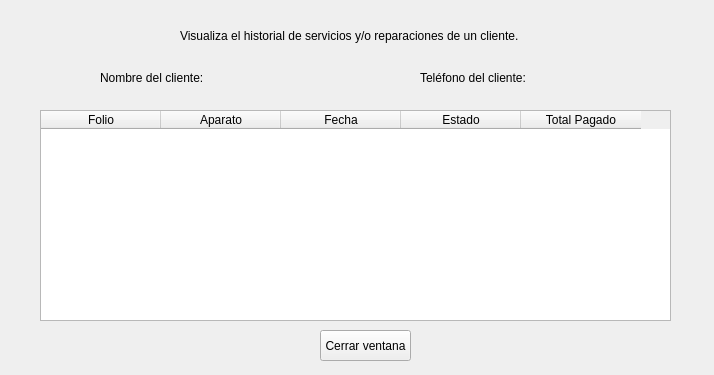
Old version of the form historial_cliente.ui in the repository ileosalazar/MultiserviciosProfesionalesJG.
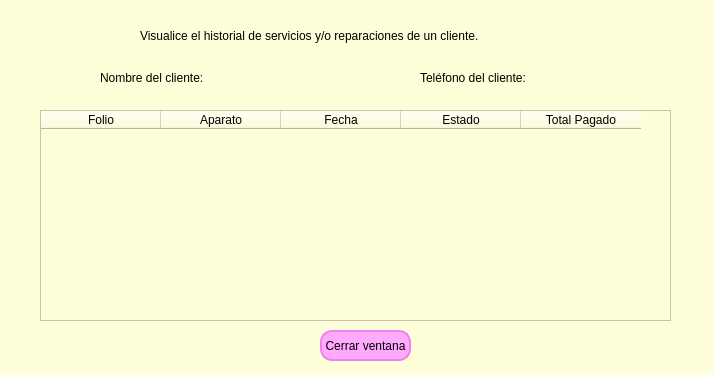
New version of the form.

```diff
--- a/historial_cliente.ui
+++ b/historial_cliente.ui
@@ -11,19 +11,25 @@
    </rect>
   </property>
   <property name="windowTitle">
-   <string>Form</string>
+   <string>Historial del cliente</string>
+  </property>
+  <property name="styleSheet">
+   <string notr="true">background-color: rgb(254, 255, 217);</string>
   </property>
   <widget class="QLabel" name="label">
    <property name="geometry">
     <rect>
-     <x>180</x>
+     <x>140</x>
      <y>10</y>
-     <width>341</width>
+     <width>481</width>
      <height>51</height>
     </rect>
    </property>
+   <property name="styleSheet">
+    <string notr="true">font: 700 10pt &quot;Verdana&quot;;</string>
+   </property>
    <property name="text">
-    <string>Visualiza el historial de servicios y/o reparaciones de un cliente.</string>
+    <string>Visualice el historial de servicios y/o reparaciones de un cliente.</string>
    </property>
   </widget>
   <widget class="QLabel" name="lbl_nombre_historial">
@@ -35,6 +41,9 @@
      <height>16</height>
     </rect>
    </property>
+   <property name="styleSheet">
+    <string notr="true">font: 9pt &quot;Verdana&quot;;</string>
+   </property>
    <property name="text">
     <string>Nombre del cliente: </string>
    </property>
@@ -48,6 +57,9 @@
      <height>16</height>
     </rect>
    </property>
+   <property name="styleSheet">
+    <string notr="true">font: 9pt &quot;Verdana&quot;;</string>
+   </property>
    <property name="text">
     <string>Teléfono del cliente: </string>
    </property>
@@ -99,6 +111,11 @@
      <height>31</height>
     </rect>
    </property>
+   <property name="styleSheet">
+    <string notr="true">border: 2px solid violet;
+border-radius: 12px;
+background-color: rgb(255, 170, 255);</string>
+   </property>
    <property name="text">
     <string>Cerrar ventana</string>
    </property>
```
